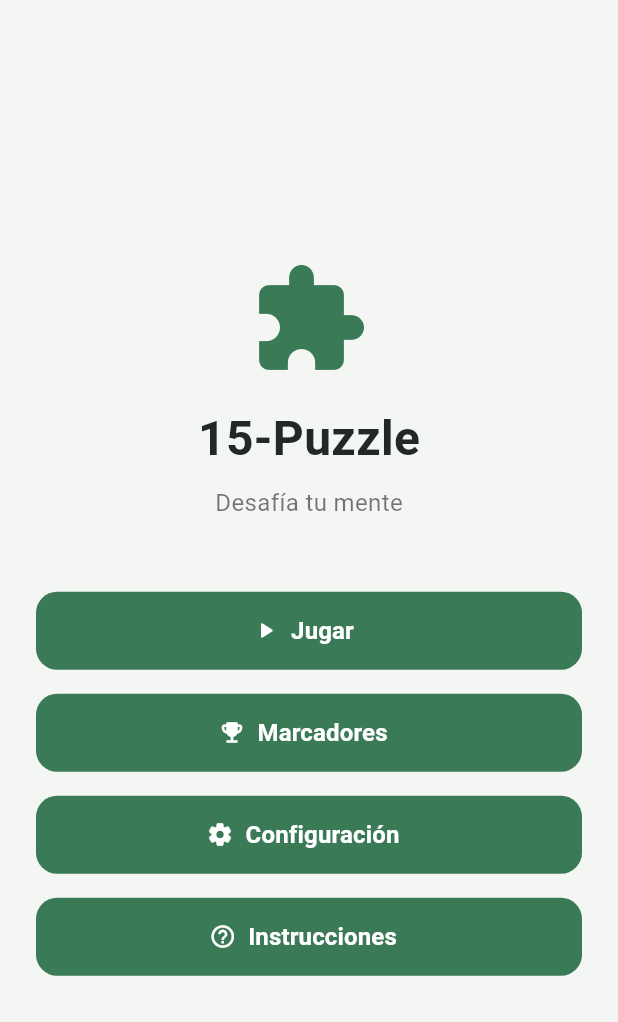
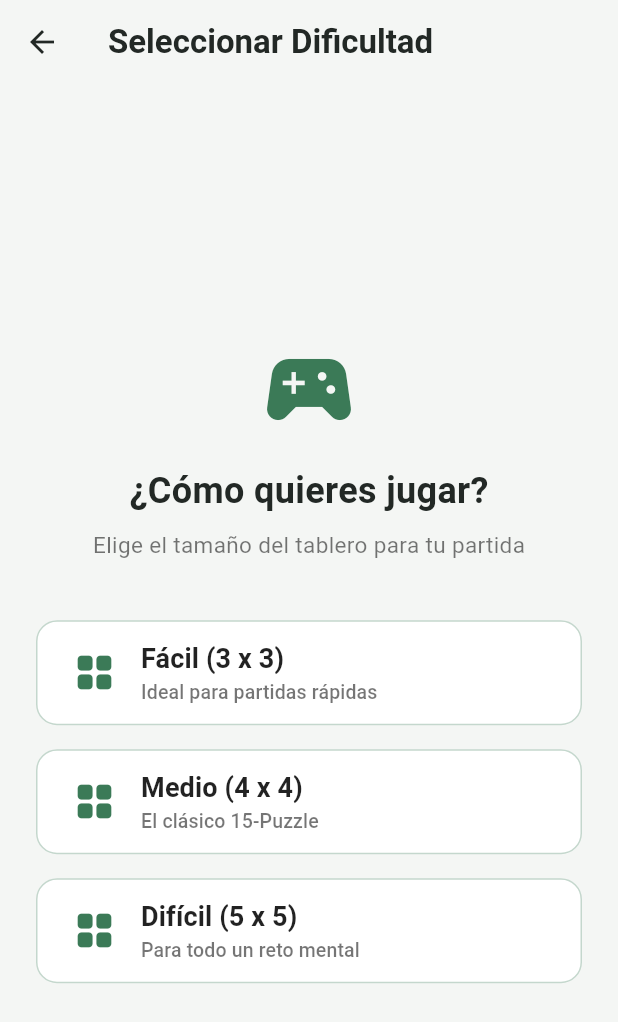
Before and after one commit to fenix1091/Microproyecto-15-Puzzle, a Flutter app: the screen it shows after launch, after a tap on "Jugar", on a phone screen of 412 x 824 dp. Shown: the top 1022 px of the screen. Run offline on Flutter 3.47's test engine with Material 3 defaults, Android fonts, the phone set to English and light mode, and no system bars; our stand-ins replace shared_preferences.

Commit message:
Agregado el juego en si junto a la selección de dificultad (falta la persistencia local para el puntuaje)

```diff
--- /dev/null
+++ b/lib/screens/dificultad.dart
@@ -0,0 +1,117 @@
+import 'package:flutter/material.dart';
+import 'juego.dart';
+
+class SeleccionarDificultadScreen extends StatelessWidget {
+  final bool isDarkMode;
+  const SeleccionarDificultadScreen({super.key, required this.isDarkMode});
+
+  @override
+  Widget build(BuildContext context) {
+    final backgroundColor = isDarkMode ? const Color(0xFF141A16) : const Color(0xFFF4F6F4);
+    final textColor = isDarkMode ? Colors.white : const Color(0xFF222825);
+    final primaryColor = const Color(0xFF3B7A57);
+
+    return Scaffold(
+      backgroundColor: backgroundColor,
+      appBar: AppBar(
+        title: Text('Seleccionar Dificultad', style: TextStyle(color: textColor, fontWeight: FontWeight.bold)),
+        backgroundColor: Colors.transparent,
+        elevation: 0,
+        iconTheme: IconThemeData(color: textColor),
+      ),
+      body: Padding(
+        padding: const EdgeInsets.all(24.0),
+        child: Column(
+          mainAxisAlignment: MainAxisAlignment.center,
+          children: [
+            Icon(Icons.sports_esports_rounded, size: 70, color: primaryColor),
+            const SizedBox(height: 16),
+            Text(
+              '¿Cómo quieres jugar?',
+              style: TextStyle(fontSize: 24, fontWeight: FontWeight.bold, color: textColor),
+            ),
+            const SizedBox(height: 8),
+            Text(
+              'Elige el tamaño del tablero para tu partida',
+              style: TextStyle(fontSize: 15, color: isDarkMode ? Colors.white70 : Colors.black54),
+            ),
+            const SizedBox(height: 40),
+            _buildDifficultyButton(
+              context,
+              title: 'Fácil (3 x 3)',
+              subtitle: 'Ideal para partidas rápidas',
+              size: 3,
+              primaryColor: primaryColor,
+              isDark: isDarkMode,
+            ),
+            const SizedBox(height: 16),
+            _buildDifficultyButton(
+              context,
+              title: 'Medio (4 x 4)',
+              subtitle: 'El clásico 15-Puzzle',
+              size: 4,
+              primaryColor: primaryColor,
+              isDark: isDarkMode,
+            ),
+            const SizedBox(height: 16),
+            _buildDifficultyButton(
+              context,
+              title: 'Difícil (5 x 5)',
+              subtitle: 'Para todo un reto mental',
+              size: 5,
+              primaryColor: primaryColor,
+              isDark: isDarkMode,
+            ),
+          ],
+        ),
+      ),
+    );
+  }
+
+  Widget _buildDifficultyButton(
+    BuildContext context, {
+    required String title,
+    required String subtitle,
+    required int size,
+    required Color primaryColor,
+    required bool isDark,
+  }) {
+    return SizedBox(
+      width: double.infinity,
+      height: 70,
+      child: ElevatedButton(
+        style: ElevatedButton.styleFrom(
+          backgroundColor: isDark ? const Color(0xFF1E2620) : Colors.white,
+          foregroundColor: primaryColor,
+          elevation: 0,
+          shape: RoundedRectangleBorder(
+            borderRadius: BorderRadius.circular(14),
+            side: BorderSide(color: primaryColor.withValues(alpha: 0.3)),
+          ),
+        ),
+        onPressed: () {
+          Navigator.pushReplacement(
+            context,
+            MaterialPageRoute(
+              builder: (context) => JuegoScreen(forcedBoardSize: size),
+            ),
+          );
+        },
+        child: Row(
+          children: [
+            Icon(Icons.grid_view_rounded, size: 30, color: primaryColor),
+            const SizedBox(width: 16),
+            Column(
+              crossAxisAlignment: CrossAxisAlignment.start,
+              mainAxisAlignment: MainAxisAlignment.center,
+              children: [
+                Text(title, style: TextStyle(fontSize: 18, fontWeight: FontWeight.bold, color: isDark ? Colors.white : Colors.black87)),
+                Text(subtitle, style: TextStyle(fontSize: 13, color: isDark ? Colors.white60 : Colors.black54)),
+              ],
+            ),
+          ],
+        ),
+      ),
+    );
+  }
+}
--- a/lib/screens/menu_principal.dart
+++ b/lib/screens/menu_principal.dart
@@ -1,9 +1,11 @@
 import 'package:flutter/material.dart';
+import 'package:micro_proyecto_sist/screens/dificultad.dart';
 import 'package:shared_preferences/shared_preferences.dart';
 
 import 'configuraciones.dart';
 import 'marcadores.dart';
 import 'instrucciones.dart';
+import 'juego.dart';
 
 class MenuPrincipalScreen extends StatefulWidget {
   const MenuPrincipalScreen({super.key});
@@ -68,7 +70,29 @@ class _MenuPrincipalScreenState extends State<MenuPrincipalScreen> {
                 label: 'Jugar',
                 icon: Icons.play_arrow_rounded,
                 primaryColor: primaryColor,
-                onPressed: () {},
+                onPressed: () async {
+                  final prefs = await SharedPreferences.getInstance();
+                  final hasPreference = prefs.containsKey('boardSize');
+                  final isDark = prefs.getBool('isDarkMode') ?? false;
+
+                  if (!context.mounted) return;
+
+                  if (hasPreference) {
+                    await Navigator.push(
+                      context,
+                      MaterialPageRoute(builder: (context) => JuegoScreen()),
+                    );
+                  } else {
+                    await Navigator.push(
+                      context,
+                      MaterialPageRoute(
+                        builder: (context) =>
+                            SeleccionarDificultadScreen(isDarkMode: isDark),
+                      ),
+                    );
+                  }
+                  _loadPreferences();
+                },
               ),
               const SizedBox(height: 16),
               _buildMenuButton(
```
Also changed, not shown: lib/screens/configuraciones.dart (+37 -31 lines), lib/screens/juego.dart (added, +333 -0 lines), lib/screens/marcadores.dart (line endings or trailing spaces).
